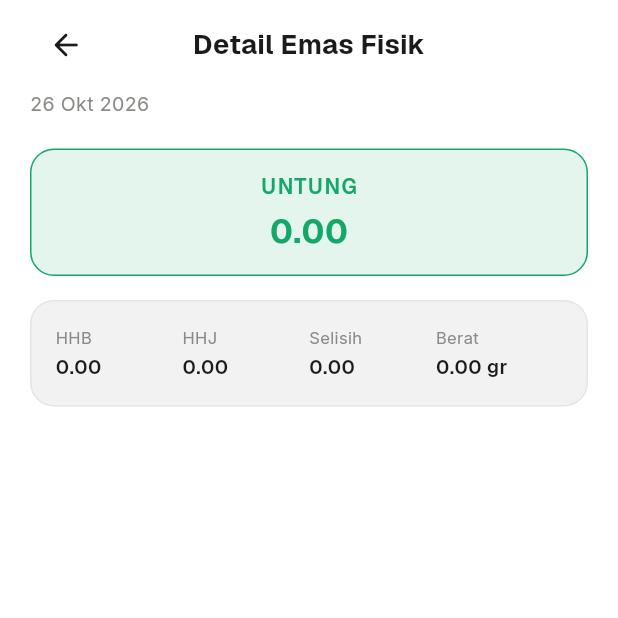
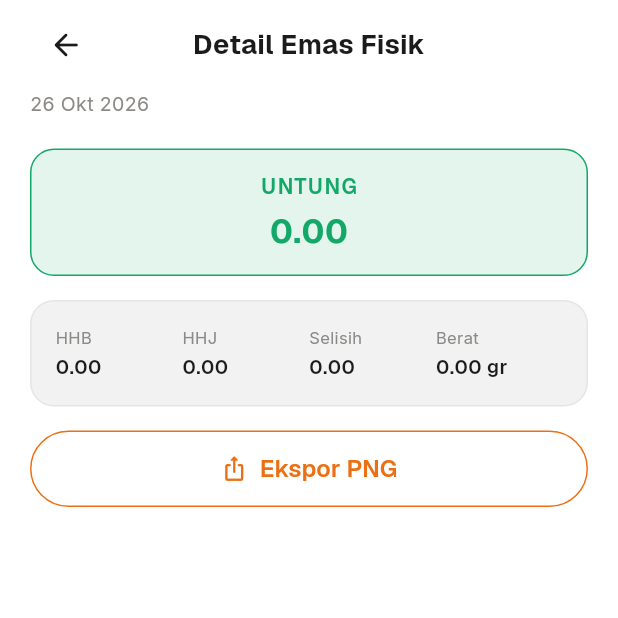
Before and after one commit to wahyuhkm48/pt_ewf_app, a Flutter app: the EmasFisikDetailPage screen opened directly with empty values, on a phone screen of 412 x 824 dp, the top half of it. Run offline on Flutter 3.47's test engine with Material 3 defaults, Android fonts, the phone set to English and light mode, and no system bars; our stand-ins replace flutter_secure_storage, google_fonts, image_picker, share_plus, webview_flutter; missing offline and left inert: excel; accounts and stored records are empty.

Commit message:
feat : menambah fitur ekspor hasil hitungan kalkulator dalam bentuk png

```diff
--- /dev/null
+++ b/lib/utils/png_exporter.dart
@@ -0,0 +1,52 @@
+// utils/png_exporter.dart
+import 'dart:io';
+import 'dart:typed_data';
+import 'dart:ui' as ui;
+import 'package:flutter/material.dart';
+import 'package:flutter/rendering.dart';
+import 'package:path_provider/path_provider.dart';
+import 'package:share_plus/share_plus.dart';
+
+class PngExporter {
+  /// Ubah isi RepaintBoundary (yang ditunjuk [key]) menjadi bytes PNG.
+  /// [pixelRatio] 3 = tajam (lebar sekitar 1100 px di HP biasa).
+  static Future<Uint8List> capture(GlobalKey key, {double pixelRatio = 3}) async {
+    final boundary = key.currentContext?.findRenderObject() as RenderRepaintBoundary?;
+    if (boundary == null) {
+      throw Exception('Area hasil belum siap diekspor.');
+    }
+
+    // Di mode debug, boundary yang belum selesai digambar tidak boleh di-capture.
+    if (boundary.debugNeedsPaint) {
+      await Future.delayed(const Duration(milliseconds: 30));
+    }
+
+    final image = await boundary.toImage(pixelRatio: pixelRatio);
+    final data = await image.toByteData(format: ui.ImageByteFormat.png);
+    image.dispose();
+
+    if (data == null) {
+      throw Exception('Gagal membuat gambar.');
+    }
+    return data.buffer.asUint8List();
+  }
+
+  /// Simpan ke folder sementara lalu buka share sheet
+  /// (sama seperti ekspor Excel: Simpan ke File/Foto, WhatsApp, dll).
+  static Future<void> share(
+    Uint8List bytes, {
+    required String namaFile,
+    String? subject,
+    String? text,
+  }) async {
+    final dir = await getTemporaryDirectory();
+    final file = File('${dir.path}/$namaFile.png');
+    await file.writeAsBytes(bytes, flush: true);
+
+    await Share.shareXFiles(
+      [XFile(file.path, mimeType: 'image/png')],
+      subject: subject,
+      text: text,
+    );
+  }
+}
--- a/lib/views/emas_fisik_detail_page.dart
+++ b/lib/views/emas_fisik_detail_page.dart
@@ -4,6 +4,7 @@ import '../theme/app_colors.dart';
 import '../theme/app_text_styles.dart';
 import '../models/emas_fisik_model.dart';
 import '../widgets/mini_stat.dart';
+import '../widgets/exportable_area.dart';
 
 class EmasFisikDetailPage extends StatelessWidget {
   final EmasFisikModel item;
@@ -50,6 +51,13 @@ class EmasFisikDetailPage extends StatelessWidget {
               Text(_formatDate(item.tanggal), style: AppTextStyles.bodySm()),
               const SizedBox(height: 20),
 
+              ExportableArea(
+                namaFile: 'emas_fisik',
+                judul: 'Emas Fisik',
+                subjudul: _formatDate(item.tanggal),
+                child: Column(
+                  crossAxisAlignment: CrossAxisAlignment.start,
+                  children: [
                     Container(
                       width: double.infinity,
                       padding: const EdgeInsets.symmetric(vertical: 14),
@@ -89,6 +97,9 @@ class EmasFisikDetailPage extends StatelessWidget {
                   ],
                 ),
               ),
+            ],
+          ),
+        ),
       ),
     );
   }
--- /dev/null
+++ b/lib/widgets/exportable_area.dart
@@ -0,0 +1,142 @@
+// widgets/exportable_area.dart
+import 'dart:typed_data';
+import 'package:flutter/material.dart';
+import '../theme/app_colors.dart';
+import '../theme/app_text_styles.dart';
+import '../utils/png_exporter.dart';
+
+const _bulan = ['Jan','Feb','Mar','Apr','Mei','Jun','Jul','Agu','Sep','Okt','Nov','Des'];
+
+String formatTanggalIndo(DateTime? d) {
+  if (d == null) return '-';
+  return '${d.day} ${_bulan[d.month - 1]} ${d.year}';
+}
+
+String _dua(int v) => v.toString().padLeft(2, '0');
+
+class ExportableArea extends StatefulWidget {
+  /// Awal nama file, mis. 'pivot_gold'. Stempel waktu ditambahkan otomatis.
+  final String namaFile;
+  final String judul;      // mis. 'Pivot Point'
+  final String? subjudul;  // mis. 'Gold • 20 Okt 2026'
+  final Widget child;
+
+  const ExportableArea({
+    super.key,
+    required this.namaFile,
+    required this.judul,
+    this.subjudul,
+    required this.child,
+  });
+
+  @override
+  State<ExportableArea> createState() => _ExportableAreaState();
+}
+
+class _ExportableAreaState extends State<ExportableArea> {
+  final _boundaryKey = GlobalKey();
+  bool _capturing = false; // true hanya sebentar: menampilkan header/footer khusus PNG
+  bool _busy = false;
+
+  Future<void> _export() async {
+    if (_busy) return;
+    setState(() => _busy = true);
+    try {
+      final bytes = await _capture();
+      final now = DateTime.now();
+      final stamp = '${now.year}${_dua(now.month)}${_dua(now.day)}_${_dua(now.hour)}${_dua(now.minute)}';
+      await PngExporter.share(
+        bytes,
+        namaFile: '${widget.namaFile}_$stamp',
+        subject: widget.judul,
+        text: '${widget.judul} - Trust by Equityworld',
+      );
+    } catch (_) {
+      if (mounted) {
+        ScaffoldMessenger.of(context).showSnackBar(
+          const SnackBar(content: Text('Gagal mengekspor gambar. Coba lagi.')),
+        );
+      }
+    } finally {
+      if (mounted) setState(() => _busy = false);
+    }
+  }
+
+  Future<Uint8List> _capture() async {
+    setState(() => _capturing = true);
+    try {
+      await WidgetsBinding.instance.endOfFrame; // tunggu header/footer tergambar
+      return await PngExporter.capture(_boundaryKey);
+    } finally {
+      if (mounted) setState(() => _capturing = false);
+    }
+  }
+
+  List<Widget> _header() => [
+        Text('Trust by Equityworld', style: AppTextStyles.labelMd(color: AppColors.primary)),
+        const SizedBox(height: 4),
+        Text(widget.judul, style: AppTextStyles.h2()),
+        if (widget.subjudul != null) ...[
+          const SizedBox(height: 2),
+          Text(widget.subjudul!, style: AppTextStyles.bodySm(color: AppColors.textSecondary)),
+        ],
+        const SizedBox(height: 12),
+        const Divider(color: AppColors.divider, height: 1),
+        const SizedBox(height: 16),
+      ];
+
+  List<Widget> _footer() {
+    final now = DateTime.now();
+    return [
+      const SizedBox(height: 16),
+      const Divider(color: AppColors.divider, height: 1),
+      const SizedBox(height: 8),
+      Text(
+        'Dibuat ${formatTanggalIndo(now)} ${_dua(now.hour)}:${_dua(now.minute)} • Trust by Equityworld',
+        style: AppTextStyles.caption(color: AppColors.textSecondary),
+      ),
+    ];
+  }
+
+  @override
+  Widget build(BuildContext context) {
+    return Column(
+      crossAxisAlignment: CrossAxisAlignment.stretch,
+      children: [
+        RepaintBoundary(
+          key: _boundaryKey,
+          child: Container(
+            width: double.infinity,
+            color: AppColors.background, // tanpa ini PNG-nya transparan
+            padding: _capturing ? const EdgeInsets.all(20) : EdgeInsets.zero,
+            child: Column(
+              crossAxisAlignment: CrossAxisAlignment.start,
+              mainAxisSize: MainAxisSize.min,
+              children: [
+                if (_capturing) ..._header(),
+                widget.child,
+                if (_capturing) ..._footer(),
+              ],
+            ),
+          ),
+        ),
+        const SizedBox(height: 16),
+        OutlinedButton.icon(
+          onPressed: _busy ? null : _export,
+          icon: _busy
+              ? const SizedBox(
+                  width: 18, height: 18,
+                  child: CircularProgressIndicator(strokeWidth: 2, color: AppColors.primary))
+              : const Icon(Icons.ios_share_rounded, size: 18),
+          label: Text('Ekspor PNG', style: AppTextStyles.labelLg(color: AppColors.primary)),
+          style: OutlinedButton.styleFrom(
+            foregroundColor: AppColors.primary,
+            side: const BorderSide(color: AppColors.primary),
+            padding: const EdgeInsets.symmetric(vertical: 14),
+            shape: RoundedRectangleBorder(borderRadius: BorderRadius.circular(30)),
+          ),
+        ),
+      ],
+    );
+  }
+}
```
Also changed, not shown: lib/views/emas_fisik_page.dart (+11 -0 lines), lib/views/nest_detail_page.dart (+11 -0 lines), lib/views/pivot_point_detail_page.dart (+11 -0 lines). Lines whose indentation alone changed are shown as unchanged.
